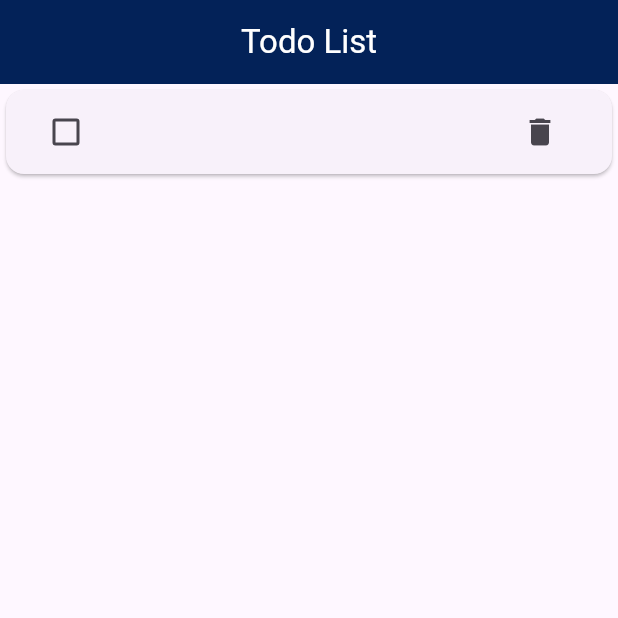
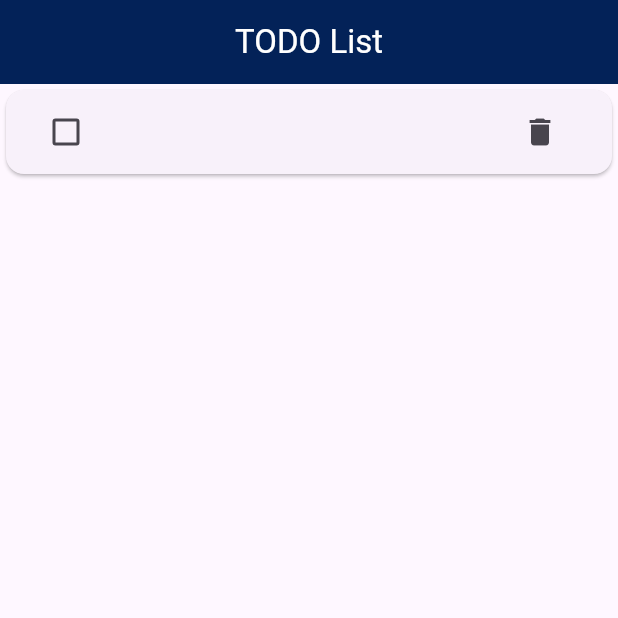
Before and after one commit to vignesh235/Getx, a Flutter app: the screen it shows after launch, after a tap on the "add" icon, on a phone screen of 412 x 824 dp, the top half of it. Run offline on Flutter 3.47's test engine with Material 3 defaults, Android fonts, the light colour scheme and no system bars; our stand-ins replace get; missing offline and left inert: dart:js_interop.

Commit message:
Pass title

```diff
--- a/lib/main.dart
+++ b/lib/main.dart
@@ -17,7 +17,7 @@ class MyApp extends StatelessWidget {
         colorScheme: ColorScheme.fromSeed(seedColor: Colors.deepPurple),
         useMaterial3: true,
       ),
-      home: const Todoview(title: 'Flutter Demo Home Page'),
+      home: const Todoview(title: 'TODO List'),
     );
   }
 }
--- a/lib/modules/todo/todoview.dart
+++ b/lib/modules/todo/todoview.dart
@@ -1,5 +1,6 @@
 import 'dart:convert';
 import 'dart:developer';
+import 'dart:js_interop';
 
 import 'package:flutter/material.dart';
 import 'package:get/get.dart';
@@ -8,8 +9,11 @@ import 'controllers.dart';
 import 'todomodel.dart';
 
 class Todoview extends StatefulWidget {
-  const Todoview({super.key, required String title});
-
+  const Todoview({
+    super.key,
+    this.title,
+  });
+  final title;
   @override
   State<Todoview> createState() => _TodoviewState();
 }
@@ -24,8 +28,8 @@ class _TodoviewState extends State<Todoview> {
   Widget build(BuildContext context) {
     return Scaffold(
       appBar: AppBar(
-        title: const Text(
-          "Todo List",
+        title: Text(
+          widget.title,
           style: TextStyle(color: Colors.white),
         ),
         backgroundColor: Color.fromARGB(255, 3, 34, 88),
```
